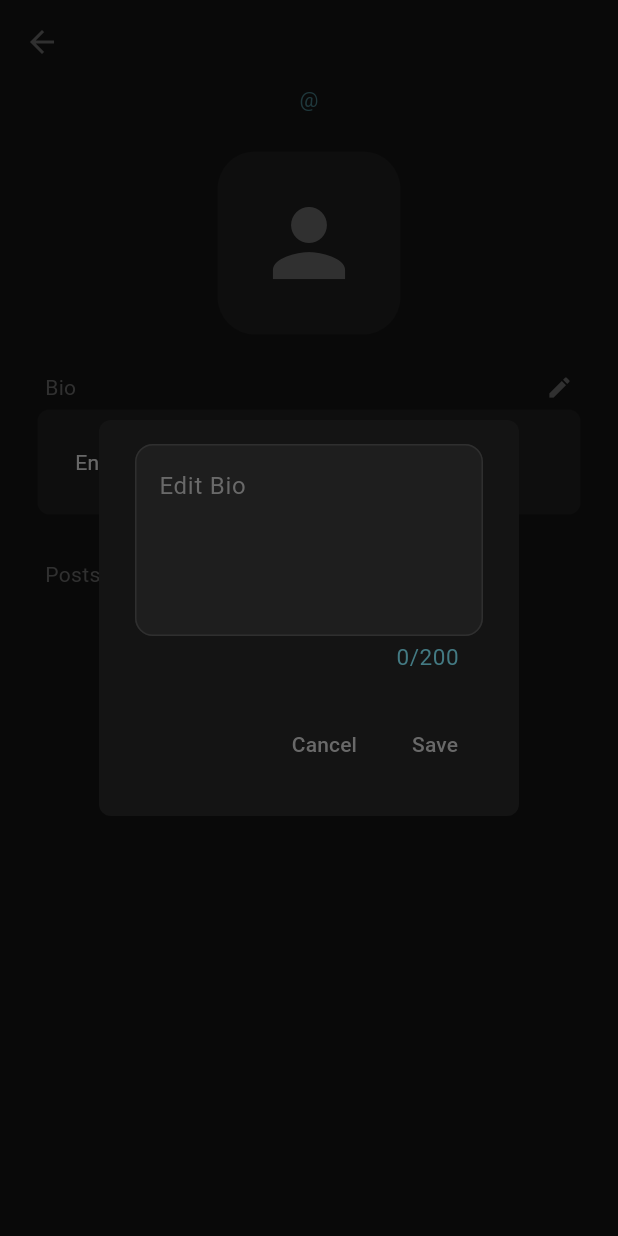
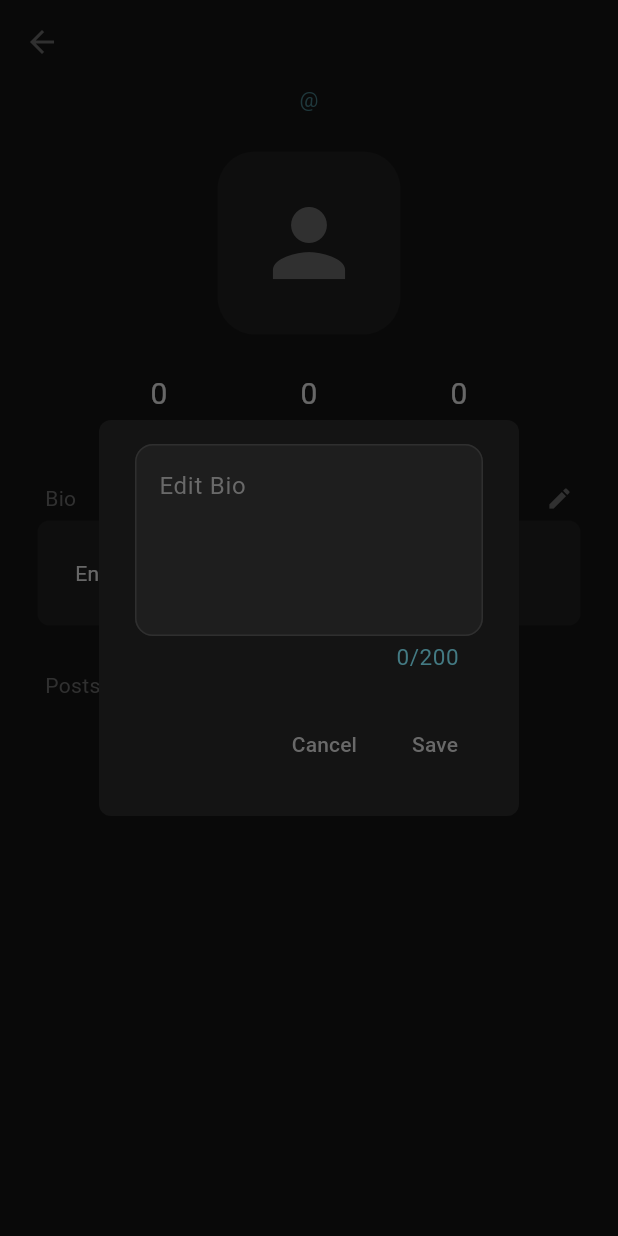
Before and after one commit to Agent47UG/Echo_Wall, a Flutter app: the ProfilePage screen opened directly with empty values, after a tap on the "edit" icon, on a phone screen of 412 x 824 dp. Run offline on Flutter 3.47's test engine with Material 3 defaults, Android fonts, the phone set to English and light mode, and no system bars; our stand-ins replace cloud_firestore, firebase_auth, firebase_core, google_nav_bar, like_button; accounts and stored records are empty.

Commit message:
semi finished

```diff
--- /dev/null
+++ b/lib/components/my_profile_stats.dart
@@ -0,0 +1,79 @@
+import 'package:flutter/material.dart';
+
+class MyProfileStats extends StatelessWidget {
+  final int postCount;
+  final int followerCount;
+  final int followingCount;
+  final void Function()? onTap;
+
+  const MyProfileStats({
+    super.key,
+    required this.postCount,
+    required this.followerCount,
+    required this.followingCount,
+    required this.onTap,
+  });
+
+  @override
+  Widget build(BuildContext context) {
+    var textStyleForCount = TextStyle(
+        fontSize: 20, color: Theme.of(context).colorScheme.inversePrimary);
+
+    var textStyleForText =
+        TextStyle(color: Theme.of(context).colorScheme.primary);
+
+    return GestureDetector(
+      onTap: onTap,
+      child: Row(
+        mainAxisAlignment: MainAxisAlignment.center,
+        children: [
+          SizedBox(
+            width: 100,
+            child: Column(
+              children: [
+                Text(
+                  postCount.toString(),
+                  style: textStyleForCount,
+                ),
+                Text(
+                  "Posts",
+                  style: textStyleForText,
+                )
+              ],
+            ),
+          ),
+          SizedBox(
+            width: 100,
+            child: Column(
+              children: [
+                Text(
+                  followerCount.toString(),
+                  style: textStyleForCount,
+                ),
+                Text(
+                  "Followers",
+                  style: textStyleForText,
+                )
+              ],
+            ),
+          ),
+          SizedBox(
+            width: 100,
+            child: Column(
+              children: [
+                Text(
+                  followingCount.toString(),
+                  style: textStyleForCount,
+                ),
+                Text(
+                  "Following",
+                  style: textStyleForText,
+                )
+              ],
+            ),
+          ),
+        ],
+      ),
+    );
+  }
+}
--- a/lib/pages/home_page.dart
+++ b/lib/pages/home_page.dart
@@ -4,6 +4,7 @@ import 'package:echo_wall/components/my_post_tile.dart';
 import 'package:echo_wall/helper/navigate_pages.dart';
 import 'package:echo_wall/models/post.dart';
 import 'package:echo_wall/services/database/database_provider.dart';
+import 'package:echo_wall/themes/theme_provider.dart';
 import 'package:flutter/material.dart';
 import 'package:provider/provider.dart';
 
@@ -50,7 +51,10 @@ class _HomePageState extends State<HomePage> {
 
   @override
   Widget build(BuildContext context) {
-    return Scaffold(
+    bool isDarkMode = Provider.of<ThemeProvider>(context).isDarkMode;
+    return DefaultTabController(
+      length: 2,
+      child: Scaffold(
           backgroundColor: Theme.of(context).colorScheme.surface,
           drawer: MyDrawer(),
           appBar: AppBar(
@@ -60,6 +64,30 @@ class _HomePageState extends State<HomePage> {
             ),
             foregroundColor: Theme.of(context).colorScheme.primary,
             centerTitle: true,
+            bottom: TabBar(
+              dividerColor: Colors.transparent,
+              labelColor: Theme.of(context).colorScheme.onPrimary,
+              unselectedLabelColor: Theme.of(context).colorScheme.primary,
+              indicatorColor: Theme.of(context).colorScheme.onPrimary,
+              tabs: [
+                Tab(text: "For you"),
+                Tab(text: "Following"),
+              ],
+            ),
+            actions: [
+              Padding(
+                padding: const EdgeInsets.only(top: 5.0, right: 18.0),
+                child: GestureDetector(
+                  onTap: Provider.of<ThemeProvider>(context, listen: false)
+                      .toggleTheme,
+                  child: Icon(
+                    isDarkMode ? Icons.light_mode : Icons.dark_mode,
+                    size: 24,
+                    color: Theme.of(context).colorScheme.primary,
+                  ),
+                ),
+              )
+            ],
           ),
           floatingActionButton: FloatingActionButton(
             onPressed: _openPostMessageBox,
@@ -69,7 +97,13 @@ class _HomePageState extends State<HomePage> {
               color: Theme.of(context).colorScheme.secondary,
             ),
           ),
-      body: _buildPostList(listeningProvider.allPosts),
+          body: Padding(
+            padding: const EdgeInsets.only(top: 10.0),
+            child: TabBarView(children: [
+              _buildPostList(listeningProvider.allPosts),
+              _buildPostList(listeningProvider.followingPosts),
+            ]),
+          )),
     );
   }
 
--- a/lib/pages/profile_page.dart
+++ b/lib/pages/profile_page.dart
@@ -1,8 +1,11 @@
 import 'package:echo_wall/components/my_bio_box.dart';
+import 'package:echo_wall/components/my_follow_button.dart';
 import 'package:echo_wall/components/my_input_alert_box.dart';
 import 'package:echo_wall/components/my_post_tile.dart';
+import 'package:echo_wall/components/my_profile_stats.dart';
 import 'package:echo_wall/helper/navigate_pages.dart';
 import 'package:echo_wall/models/user.dart';
+import 'package:echo_wall/pages/follow_list_page.dart';
 import 'package:echo_wall/services/auth/auth_service.dart';
 import 'package:echo_wall/services/database/database_provider.dart';
 import 'package:echo_wall/services/database/database_service.dart';
@@ -32,6 +35,7 @@ class _ProfilePageState extends State<ProfilePage> {
   final bioTextController = TextEditingController();
 
   bool _isLoading = true;
+  bool _isFollowing = false;
 
   @override
   void initState() {
@@ -42,6 +46,11 @@ class _ProfilePageState extends State<ProfilePage> {
 
   Future<void> loadUser() async {
     user = await databaseProvider.userProfile(widget.uid);
+
+    await databaseProvider.loadUserFollowers(widget.uid);
+    await databaseProvider.loadUserFollowing(widget.uid);
+
+    _isFollowing = databaseProvider.isFollowing(widget.uid);
     setState(() {
       _isLoading = false;
     });
@@ -73,9 +82,45 @@ class _ProfilePageState extends State<ProfilePage> {
     print("Saving..");
   }
 
+  Future<void> toggleFollow() async {
+    if (_isFollowing) {
+      showDialog(
+        context: context,
+        builder: (context) => AlertDialog(
+          title: Text("Unfollow"),
+          content: Text("Are you sure you want to unfollow"),
+          actions: [
+            TextButton(
+              onPressed: () => Navigator.pop(context),
+              child: Text("Cancel"),
+            ),
+            TextButton(
+              onPressed: () async {
+                Navigator.pop(context);
+                await databaseProvider.unfollowUser(widget.uid);
+              },
+              child: Text("Yes"),
+            ),
+          ],
+        ),
+      );
+    } else {
+      await databaseProvider.followUser(widget.uid);
+    }
+
+    setState(() {
+      _isFollowing = !_isFollowing;
+    });
+  }
+
   @override
   Widget build(BuildContext context) {
     final allUsersPosts = listeningProvider.filterUserPosts(widget.uid);
+
+    final followerCount = listeningProvider.getFollowerCount(widget.uid);
+    final followingCount = listeningProvider.getFollowingCount(widget.uid);
+
+    _isFollowing = listeningProvider.isFollowing(widget.uid);
 
     return Scaffold(
       backgroundColor: Theme.of(context).colorScheme.surface,
@@ -106,6 +151,30 @@ class _ProfilePageState extends State<ProfilePage> {
             ),
           )),
           const SizedBox(height: 25),
+          //Stats
+          MyProfileStats(
+            postCount: allUsersPosts.length,
+            followerCount: followerCount,
+            followingCount: followingCount,
+            onTap: () => Navigator.push(
+              context,
+              MaterialPageRoute(
+                builder: (context) => FollowListPage(
+                  uid: widget.uid,
+                ),
+              ),
+            ),
+          ),
+
+          //Follow Button
+          if (user != null && user!.uid != currentUserId)
+            MyFollowButton(
+              onPressed: toggleFollow,
+              isFollowing: _isFollowing,
+            ),
+          if (user != null && user!.uid == currentUserId)
+            const SizedBox(height: 25),
+
           Padding(
             padding: const EdgeInsets.symmetric(horizontal: 30.0),
             child: Row(
@@ -130,7 +199,7 @@ class _ProfilePageState extends State<ProfilePage> {
             ),
           ),
           MyBioBox(
-            text: _isLoading ? '...' : user!.bio,
+            text: _isLoading ? 'Loading...' : user!.bio,
           ),
           Padding(
             padding: const EdgeInsets.only(left: 30.0, top: 25),
--- a/pubspec.yaml
+++ b/pubspec.yaml
@@ -43,6 +43,7 @@ dependencies:
   cloud_firestore: ^5.4.2
   like_button: ^2.0.5
   google_nav_bar: ^5.0.6
+  intl: ^0.19.0
 
 dev_dependencies:
   flutter_test:
```
Also changed, not shown: lib/components/my_follow_button.dart (added, +34 -0 lines), lib/components/my_post_tile.dart (+8 -0 lines), lib/components/my_user_tile.dart (added, +46 -0 lines), lib/helper/time_formatter.dart (added, +7 -0 lines), lib/pages/follow_list_page.dart (added, +89 -0 lines), lib/pages/gnav_home_page.dart (+8 -4 lines), lib/pages/search_page.dart (added, +53 -0 lines), lib/services/database/database_provider.dart (+87 -4 lines), lib/services/database/database_service.dart (+15 -0 lines), pubspec.lock. Lines whose indentation alone changed are shown as unchanged.
